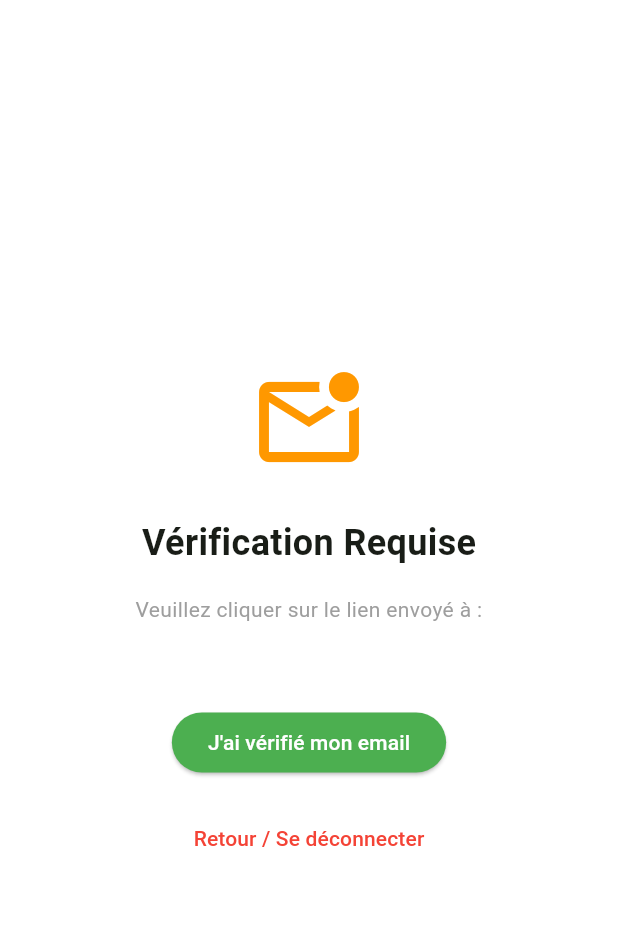
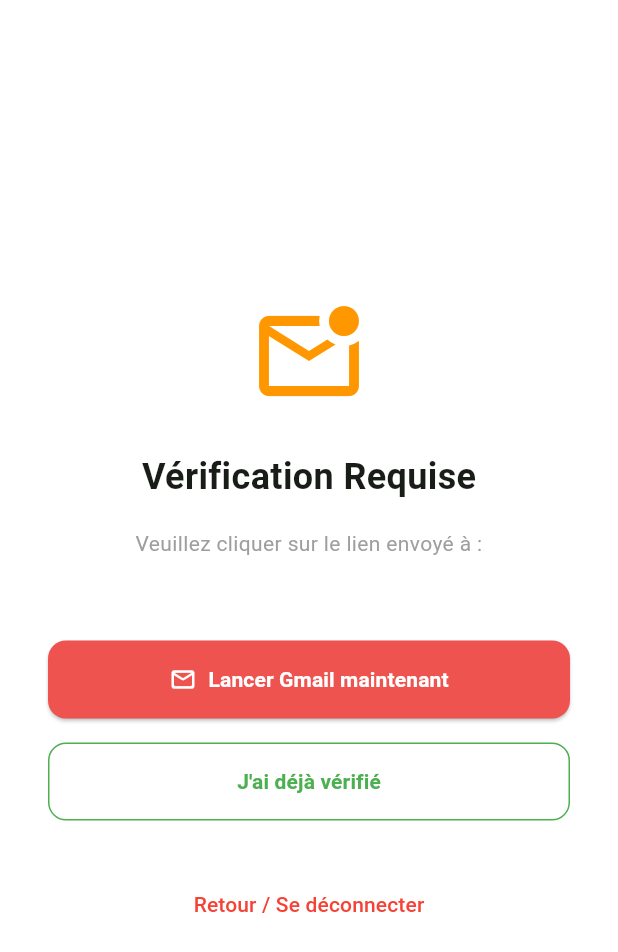
Before and after one commit to grayhawk225-pixel/Ivoire-Bio-AXE, a Flutter app: the _VerificationRequiredScreen screen opened directly with empty values, on a phone screen of 412 x 824 dp. Shown: the top 952 px of the screen. Run offline on Flutter 3.47's test engine with Material 3 defaults, Android fonts, the phone set to English and light mode, and no system bars; drawn by our look-alikes of flutter_animate; our stand-ins replace cloud_firestore, connectivity_plus, firebase_auth, firebase_core, firebase_messaging, firebase_storage and 7 more; missing offline and left inert: mailer; accounts and stored records are empty.

Commit message:
amelioration dynamique page inscription et confirmation par email

```diff
--- a/lib/main.dart
+++ b/lib/main.dart
@@ -12,6 +12,8 @@ import 'screens/restaurateur/restaurateur_home_screen.dart';
 import 'screens/collecteur/collecteur_home_screen.dart';
 import 'screens/acheteur/acheteur_dashboard.dart';
 import 'services/push_notification_service.dart';
+import 'dart:async';
+import 'package:url_launcher/url_launcher.dart';
 
 void main() async {
   WidgetsFlutterBinding.ensureInitialized();
@@ -335,9 +337,59 @@ class _PendingApprovalScreen extends StatelessWidget {
   }
 }
 
-class _VerificationRequiredScreen extends StatelessWidget {
+class _VerificationRequiredScreen extends StatefulWidget {
   final String email;
   const _VerificationRequiredScreen({required this.email});
+
+  @override
+  State<_VerificationRequiredScreen> createState() => _VerificationRequiredScreenState();
+}
+
+class _VerificationRequiredScreenState extends State<_VerificationRequiredScreen> {
+  Timer? _timer;
+
+  @override
+  void initState() {
+    super.initState();
+    // Vérification automatique toutes les 3 secondes
+    _timer = Timer.periodic(const Duration(seconds: 3), (timer) async {
+      final user = FirebaseAuth.instance.currentUser;
+      if (user != null) {
+        await user.reload();
+        if (user.emailVerified) {
+          timer.cancel();
+          // La redirection se fera via le StreamBuilder dans AuthWrapper
+        }
+      }
+    });
+  }
+
+  @override
+  void dispose() {
+    _timer?.cancel();
+    super.dispose();
+  }
+
+  Future<void> _openGmail() async {
+    final Uri gmailUrl = Uri.parse('googlegmail://');
+    final Uri webUrl = Uri.parse('https://mail.google.com');
+
+    try {
+      if (await canLaunchUrl(gmailUrl)) {
+        await launchUrl(gmailUrl);
+      } else if (await canLaunchUrl(webUrl)) {
+        await launchUrl(webUrl, mode: LaunchMode.externalApplication);
+      } else {
+        // Fallback ultime : mailto
+        final Uri mailtoUri = Uri.parse('mailto:');
+        if (await canLaunchUrl(mailtoUri)) {
+          await launchUrl(mailtoUri);
+        }
+      }
+    } catch (e) {
+      debugPrint('Erreur lors de l\'ouverture de Gmail: $e');
+    }
+  }
 
   @override
   Widget build(BuildContext context) {
@@ -349,22 +401,51 @@ class _VerificationRequiredScreen extends StatelessWidget {
           child: Column(
             mainAxisAlignment: MainAxisAlignment.center,
             children: [
-              const Icon(Icons.mark_email_unread_outlined, size: 80, color: Colors.orange),
+              const Icon(Icons.mark_email_unread_outlined, size: 80, color: Colors.orange)
+                  .animate(onPlay: (c) => c.repeat(reverse: true))
+                  .scale(duration: 1000.ms, begin: const Offset(0.9, 0.9), end: const Offset(1.1, 1.1)),
               const SizedBox(height: 24),
               const Text('Vérification Requise', style: TextStyle(fontSize: 24, fontWeight: FontWeight.bold)),
               const SizedBox(height: 16),
               Text(
-                'Veuillez cliquer sur le lien envoyé à :\n$email',
+                'Veuillez cliquer sur le lien envoyé à :\n${widget.email}',
                 textAlign: TextAlign.center,
                 style: const TextStyle(color: Colors.grey, height: 1.6),
               ),
               const SizedBox(height: 32),
-              ElevatedButton(
-                onPressed: () => FirebaseAuth.instance.currentUser?.reload(),
-                style: ElevatedButton.styleFrom(backgroundColor: const Color(0xFF4CAF50), foregroundColor: Colors.white),
-                child: const Text('J\'ai vérifié mon email'),
+
+              // Nouveau bouton pour Gmail
+              SizedBox(
+                width: double.infinity,
+                child: ElevatedButton.icon(
+                  onPressed: _openGmail,
+                  icon: const Icon(Icons.mail_outline_rounded),
+                  label: const Text('Lancer Gmail maintenant', style: TextStyle(fontWeight: FontWeight.bold)),
+                  style: ElevatedButton.styleFrom(
+                    backgroundColor: Colors.red[400],
+                    foregroundColor: Colors.white,
+                    padding: const EdgeInsets.symmetric(vertical: 16),
+                    shape: RoundedRectangleBorder(borderRadius: BorderRadius.circular(12)),
+                  ),
+                ),
               ),
+
               const SizedBox(height: 16),
+
+              SizedBox(
+                width: double.infinity,
+                child: OutlinedButton(
+                  onPressed: () => FirebaseAuth.instance.currentUser?.reload(),
+                  style: OutlinedButton.styleFrom(
+                    padding: const EdgeInsets.symmetric(vertical: 16),
+                    shape: RoundedRectangleBorder(borderRadius: BorderRadius.circular(12)),
+                    side: const BorderSide(color: Color(0xFF4CAF50)),
+                  ),
+                  child: const Text('J\'ai déjà vérifié', style: TextStyle(color: Color(0xFF4CAF50), fontWeight: FontWeight.bold)),
+                ),
+              ),
+
+              const SizedBox(height: 32),
               TextButton(
                 onPressed: () => FirebaseAuth.instance.signOut(),
                 child: const Text('Retour / Se déconnecter', style: TextStyle(color: Colors.red)),
--- a/lib/screens/auth/register_screen.dart
+++ b/lib/screens/auth/register_screen.dart
@@ -118,6 +118,9 @@ class _RegisterScreenState extends ConsumerState<RegisterScreen> {
               backgroundColor: Colors.green,
             ),
           );
+
+          // Retour à l'AuthWrapper pour afficher l'écran de vérification
+          if (mounted) Navigator.of(context).pop();
         }
       } on FirebaseAuthException catch (e) {
         if (!mounted) return;
--- a/lib/services/auth_service.dart
+++ b/lib/services/auth_service.dart
@@ -41,13 +41,17 @@ class AuthService {
         if (doc.exists) {
           return AppUser.fromMap(doc.data()!, doc.id);
         }
+        // Si le doc n'existe pas, on retourne null pour signaler un profil manquant
+        return null;
       }
       return null;
+    } on FirebaseAuthException {
+      rethrow; // Laisser l'UI gérer les codes d'erreur (wrong-password, user-not-found, etc.)
     } catch (e) {
       if (e.toString().contains('TimeoutException')) {
         throw Exception('Connexion expirée (Réseau trop lent). Veuillez réessayer.');
       }
-      throw Exception('Erreur de connexion: $e');
+      throw Exception('Erreur imprévue: $e');
     }
   }
 
```
Also changed, not shown: lib/screens/auth/login_screen.dart (+17 -11 lines), 1 other file.
